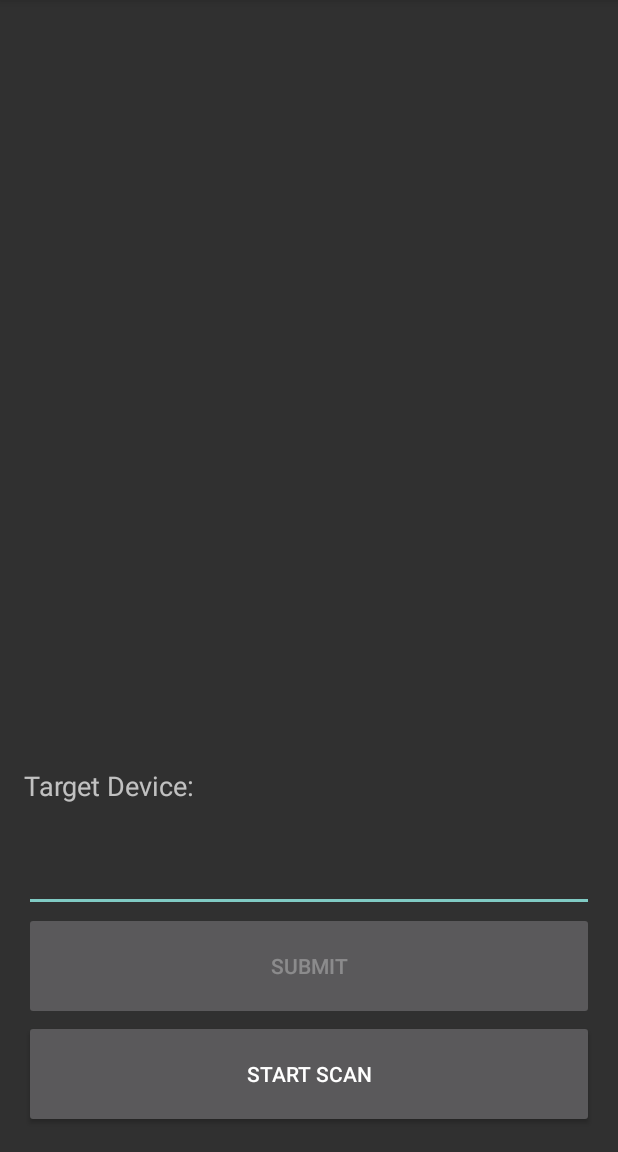
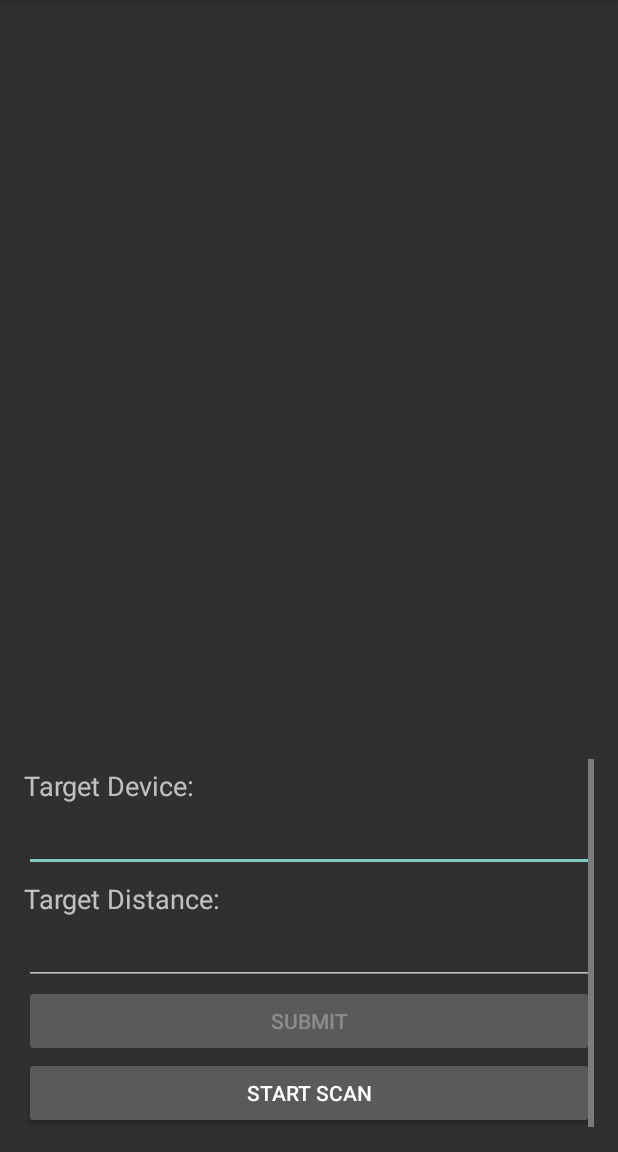
Before and after one commit to xaviersantos-ipl/BluetoothLowEnergyAndroid, an Android app: the MainActivity screen opened directly, with no data from a screen before it, on a phone screen of 412 x 824 dp, the part 84-1236 px from its top. Run offline under Robolectric (Android 15) with nearby library versions, the phone set to English and light mode, and no system bars; network calls fail; 4 statements that could not run were skipped.

Commit message:
editTextTargetDistance

```diff
--- a/app/src/main/java/com/example/bluetoothlowenergytests/MainActivity.java
+++ b/app/src/main/java/com/example/bluetoothlowenergytests/MainActivity.java
@@ -55,7 +55,7 @@ public class MainActivity extends AppCompatActivity implements View.OnClickListe
 
     private TextView textViewForm;
     private ScrollView scrollViewForm;
-    private EditText editTextName, editTextTargetDevice;
+    private EditText editTextName, editTextTargetDevice, editTextTargetDistance;
     private RadioButton radioButtonMale, radioButtonFemale;
     private CheckBox checkBoxSports, checkBoxMovies, checkBoxSeries, checkBoxProgramming;
     private LinearLayout form;
@@ -80,6 +80,7 @@ public class MainActivity extends AppCompatActivity implements View.OnClickListe
         textViewForm = findViewById(R.id.textViewForm);
         scrollViewForm = findViewById(R.id.scrollViewForm);
         editTextTargetDevice = findViewById(R.id.editTextTargetDevice);
+        editTextTargetDistance = findViewById(R.id.editTextTargetDistance);
 
         textViewForm.setVisibility(View.INVISIBLE);
         textViewForm.setEnabled(false);
@@ -165,6 +166,9 @@ public class MainActivity extends AppCompatActivity implements View.OnClickListe
     public void addDevice(ScanResult result) {
         String address = result.getDevice().getAddress();
         String deviceName;
+        int distance = Integer.parseInt(editTextTargetDistance.getText().toString());
+        // distance = 10*((-rssi+A)/10n)
+
         if (editTextTargetDevice.getText().toString().trim().length() > 0){
             deviceName = editTextTargetDevice.getText().toString();
         } else {
@@ -282,6 +286,8 @@ public class MainActivity extends AppCompatActivity implements View.OnClickListe
                 checkBoxMovies.setChecked(form.getMovie());
                 checkBoxSeries.setChecked(form.getSeries());
                 checkBoxProgramming.setChecked(form.getProgramming());
+            }else{
+                Utils.toast(this, "The connection to the application failed.");
             }
             return null;
         });
--- a/app/src/main/res/layout/activity_main.xml
+++ b/app/src/main/res/layout/activity_main.xml
@@ -131,6 +131,7 @@
         android:layout_height="0dp"
         android:layout_weight="3"
         android:fillViewport="true">
+
         <LinearLayout
             android:layout_width="match_parent"
             android:layout_height="wrap_content"
@@ -146,24 +147,38 @@
             <EditText
                 android:id="@+id/editTextTargetDevice"
                 android:layout_width="match_parent"
-                android:layout_height="0dp"
-                android:layout_weight="0.6"
+                android:layout_height="wrap_content"
+                android:maxLines="1"
+                android:inputType="text"/>
+
+            <TextView
+                android:text="Target Distance:"
+                android:textSize="@dimen/text_size_medium"
+                android:layout_width="match_parent"
+                android:layout_height="wrap_content"
+                android:paddingTop="5dp"/>
+
+            <EditText
+                android:id="@+id/editTextTargetDistance"
+                android:layout_width="match_parent"
+                android:layout_height="wrap_content"
                 android:maxLines="1"
                 android:inputType="text"/>
 
             <Button
                 android:layout_width="match_parent"
                 android:layout_height="0dp"
-                android:layout_weight="0.6"
+                android:layout_weight="0.2"
                 android:text="Submit"
                 android:id="@+id/btnSubmit"/>
 
             <Button
                 android:layout_width="match_parent"
                 android:layout_height="0dp"
-                android:layout_weight="0.6"
+                android:layout_weight="0.2"
                 android:text="Start Scan"
                 android:id="@+id/btn_scan"/>
+
         </LinearLayout>
     </ScrollView>
 </LinearLayout>
```
